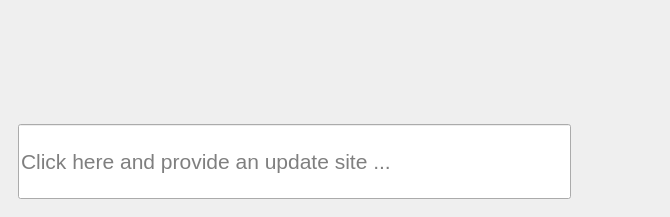
This is src/mainwindow.ui in slopjong/eclipse-artifacts as Qt 5 draws it before an edit. The edited form follows.
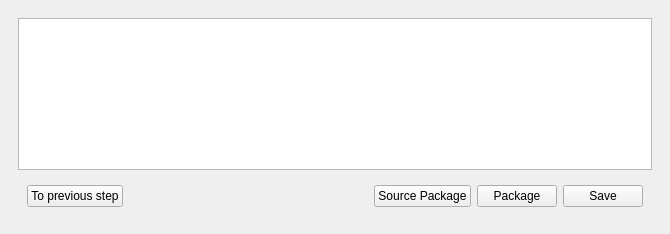
This is the edited form. The open tabs and pages were chosen to show the change. Icons and pictures are not drawn.

Commit message: Added a text editor and more buttons for launching packaging processes.

What changed in the file:
```diff
--- a/src/mainwindow.ui
+++ b/src/mainwindow.ui
@@ -7,7 +7,7 @@
     <x>0</x>
     <y>0</y>
     <width>670</width>
-    <height>217</height>
+    <height>234</height>
    </rect>
   </property>
   <property name="sizePolicy">
@@ -20,8 +20,8 @@
    <string>MainWindow</string>
   </property>
   <widget class="QWidget" name="centralwidget">
-   <layout class="QVBoxLayout" name="verticalLayout_2">
-    <item>
+   <layout class="QGridLayout" name="gridLayout">
+    <item row="0" column="0">
      <widget class="QStackedWidget" name="stackedWidget">
       <property name="frameShape">
        <enum>QFrame::NoFrame</enum>
@@ -289,6 +289,70 @@
         </item>
        </layout>
       </widget>
+      <widget class="QWidget" name="page_3">
+       <layout class="QVBoxLayout" name="verticalLayout_2">
+        <item>
+         <widget class="QTextEdit" name="pkgbuildEdit">
+          <property name="readOnly">
+           <bool>true</bool>
+          </property>
+         </widget>
+        </item>
+        <item>
+         <widget class="QFrame" name="frame">
+          <property name="frameShape">
+           <enum>QFrame::NoFrame</enum>
+          </property>
+          <property name="frameShadow">
+           <enum>QFrame::Raised</enum>
+          </property>
+          <layout class="QHBoxLayout" name="horizontalLayout_2">
+           <item>
+            <widget class="QPushButton" name="inputMaskButton">
+             <property name="text">
+              <string>To previous step</string>
+             </property>
+            </widget>
+           </item>
+           <item>
+            <spacer name="horizontalSpacer">
+             <property name="orientation">
+              <enum>Qt::Horizontal</enum>
+             </property>
+             <property name="sizeHint" stdset="0">
+              <size>
+               <width>40</width>
+               <height>20</height>
+              </size>
+             </property>
+            </spacer>
+           </item>
+           <item>
+            <widget class="QPushButton" name="sourcePackageButton">
+             <property name="text">
+              <string>Source Package</string>
+             </property>
+            </widget>
+           </item>
+           <item>
+            <widget class="QPushButton" name="packageButton">
+             <property name="text">
+              <string>Package</string>
+             </property>
+            </widget>
+           </item>
+           <item>
+            <widget class="QPushButton" name="saveButton">
+             <property name="text">
+              <string>Save</string>
+             </property>
+            </widget>
+           </item>
+          </layout>
+         </widget>
+        </item>
+       </layout>
+      </widget>
      </widget>
     </item>
    </layout>
```
Left out of the diff: 3 changed lines with no effect on the pictures. The commit also changes 4 other files.
